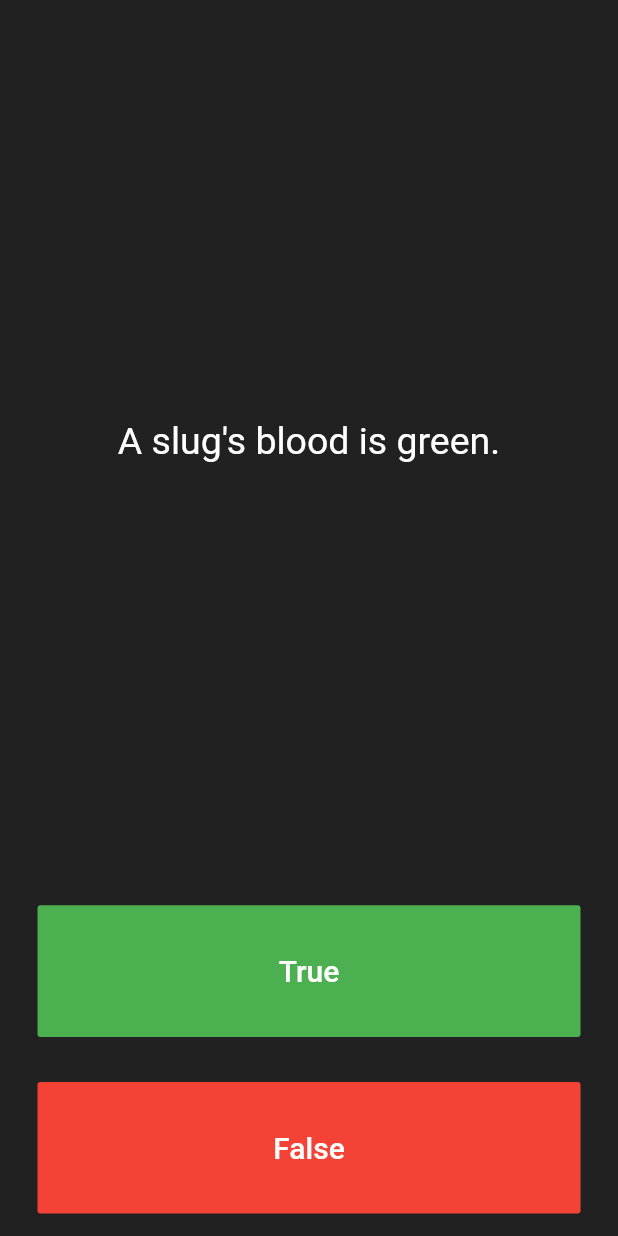
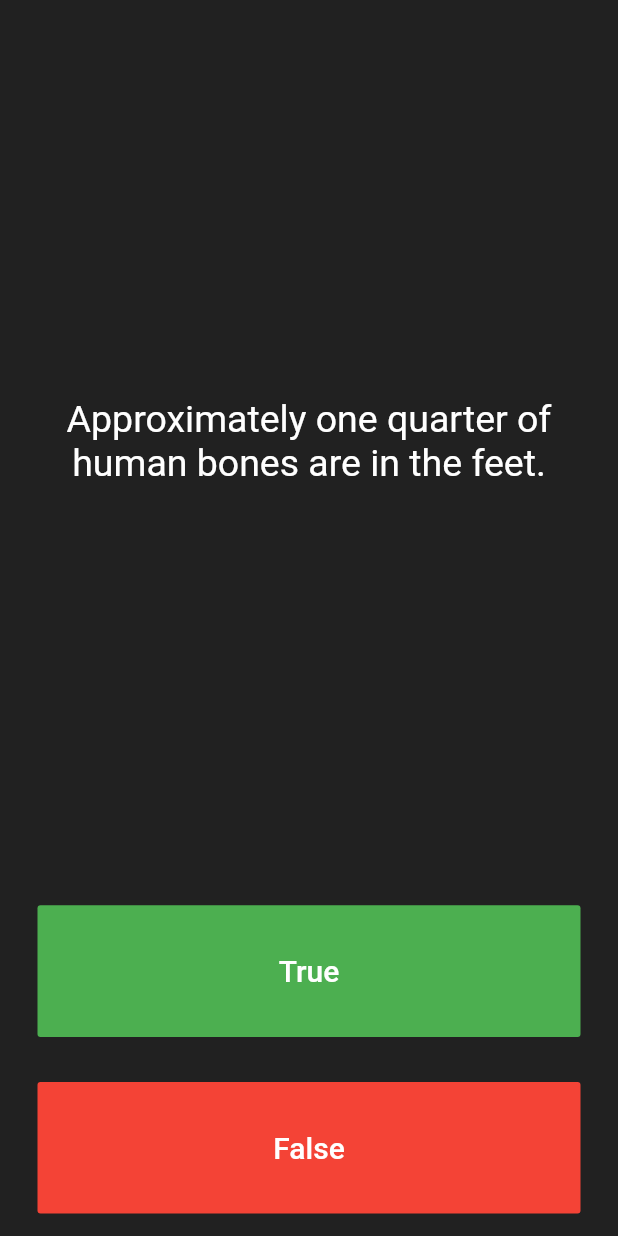
Before and after one commit to KingKasuma/flutter_bootcamp, a Flutter app: the screen it shows after launch, after a tap on "True", after a tap on "False", on a phone screen of 412 x 824 dp. Run offline on Flutter 3.47's test engine with Material 2 defaults, Android fonts, the phone set to English and light mode, and no system bars; our stand-ins replace audioplayers.

Commit message:
Adding class abstract

```diff
--- a/quizzler-flutter/lib/main.dart
+++ b/quizzler-flutter/lib/main.dart
@@ -1,5 +1,7 @@
 import 'package:flutter/material.dart';
-import 'question.dart';
+import 'quiz_brain.dart';
+
+QuizBrain quizBrain = QuizBrain();
 
 void main() => runApp(Quizzler());
 
@@ -29,12 +31,6 @@
 
   List<Icon> scoreKeeper = [];
 
-  List<Question> questionBank = [
-    Question(q: 'You can lead a cow down stairs but not up stairs.', a: false),
-    Question(q: 'Approximately one quarter of human bones are in the feet.', a: true),
-    Question(q: 'A slug\'s blood is green.', a: true),
-  ];
-
   int questionNumber = 0;
 
   @override
@@ -49,7 +45,7 @@
             padding: EdgeInsets.all(10.0),
             child: Center(
               child: Text(
-                questionBank[questionNumber].questionText,
+                quizBrain.questionBank[questionNumber].questionText,
                 textAlign: TextAlign.center,
                 style: TextStyle(
                   fontSize: 25.0,
@@ -73,7 +69,7 @@
                 ),
               ),
               onPressed: () {
-                bool correctAnswer = questionBank[questionNumber].questionAnswer;
+                bool correctAnswer = quizBrain.questionBank[questionNumber].questionAnswer;
 
                 if(correctAnswer == true){
                   print('user got it right');
@@ -101,7 +97,7 @@
                 ),
               ),
               onPressed: () {
-                bool correctAnswer = questionBank[questionNumber].questionAnswer;
+                bool correctAnswer = quizBrain.questionBank[questionNumber].questionAnswer;
 
                 if(correctAnswer == false){
                   print('user got it right');
--- a/quizzler-flutter/lib/question.dart
+++ b/quizzler-flutter/lib/question.dart
@@ -3,7 +3,7 @@
   String questionText;
   bool questionAnswer;
 
-  Question({String q, bool a}){
+  Question(String q, bool a){
 
     questionText = q;
     questionAnswer = a;
--- /dev/null
+++ b/quizzler-flutter/lib/quiz_brain.dart
@@ -0,0 +1,31 @@
+import 'question.dart';
+
+class QuizBrain {
+  List<Question> questionBank = [
+    Question('Some cats are actually allergic to humans', true),
+    Question('You can lead a cow down stairs but not up stairs.', false),
+    Question('Approximately one quarter of human bones are in the feet.', true),
+    Question('A slug\'s blood is green.', true),
+    Question('Buzz Aldrin\'s mother\'s maiden name was \"Moon\".', true),
+    Question('It is illegal to pee in the Ocean in Portugal.', true),
+    Question(
+        'No piece of square dry paper can be folded in half more than 7 times.',
+        false),
+    Question(
+        'In London, UK, if you happen to die in the House of Parliament, you are technically entitled to a state funeral, because the building is considered too sacred a place.',
+        true),
+    Question(
+        'The loudest sound produced by any animal is 188 decibels. That animal is the African Elephant.',
+        false),
+    Question(
+        'The total surface area of two human lungs is approximately 70 square metres.',
+        true),
+    Question('Google was originally called \"Backrub\".', true),
+    Question(
+        'Chocolate affects a dog\'s heart and nervous system; a few ounces are enough to kill a small dog.',
+        true),
+    Question(
+        'In West Virginia, USA, if you accidentally hit an animal with your car, you are free to take it home to eat.',
+        true),
+  ];
+}
```
